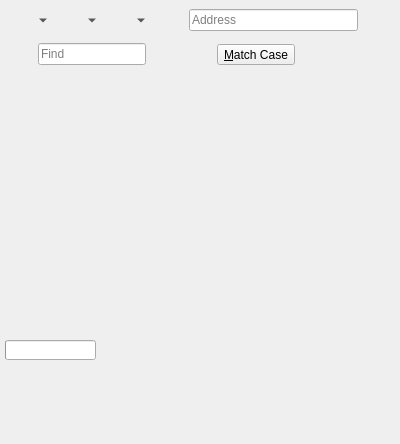
First picture: the form in 2.x/UI/dooble_page.ui, repository textbrowser/dooble, before the edit.
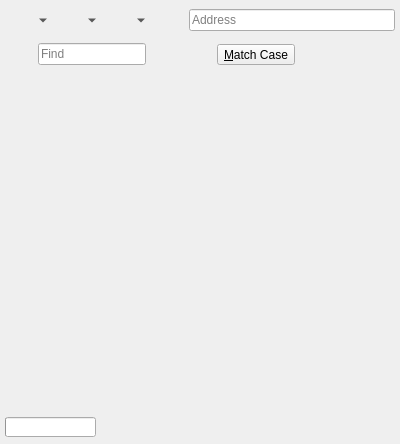
Second picture: the form after the edit. Custom widgets are drawn as their Qt base class.

Commit message: Moved tool button.

```diff
--- a/2.x/UI/dooble_page.ui
+++ b/2.x/UI/dooble_page.ui
@@ -132,22 +132,6 @@
        </property>
       </widget>
      </item>
-     <item>
-      <widget class="QToolButton" name="authenticate">
-       <property name="text">
-        <string/>
-       </property>
-       <property name="iconSize">
-        <size>
-         <width>24</width>
-         <height>24</height>
-        </size>
-       </property>
-       <property name="autoRaise">
-        <bool>true</bool>
-       </property>
-      </widget>
-     </item>
     </layout>
    </item>
    <item>
@@ -343,6 +327,12 @@
      </item>
      <item>
       <widget class="QLabel" name="is_private">
+       <property name="maximumSize">
+        <size>
+         <width>16</width>
+         <height>16</height>
+        </size>
+       </property>
        <property name="toolTip">
         <string>This is a private tab.</string>
        </property>
@@ -351,6 +341,22 @@
        </property>
       </widget>
      </item>
+     <item>
+      <widget class="QToolButton" name="authenticate">
+       <property name="text">
+        <string/>
+       </property>
+       <property name="iconSize">
+        <size>
+         <width>16</width>
+         <height>16</height>
+        </size>
+       </property>
+       <property name="autoRaise">
+        <bool>true</bool>
+       </property>
+      </widget>
+     </item>
     </layout>
    </item>
   </layout>
```
Left out of the diff: 1 changed line with no effect on the pictures.
